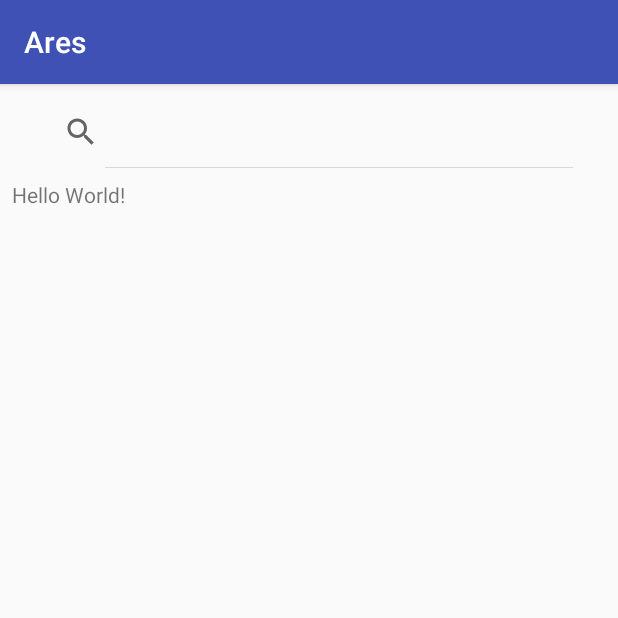
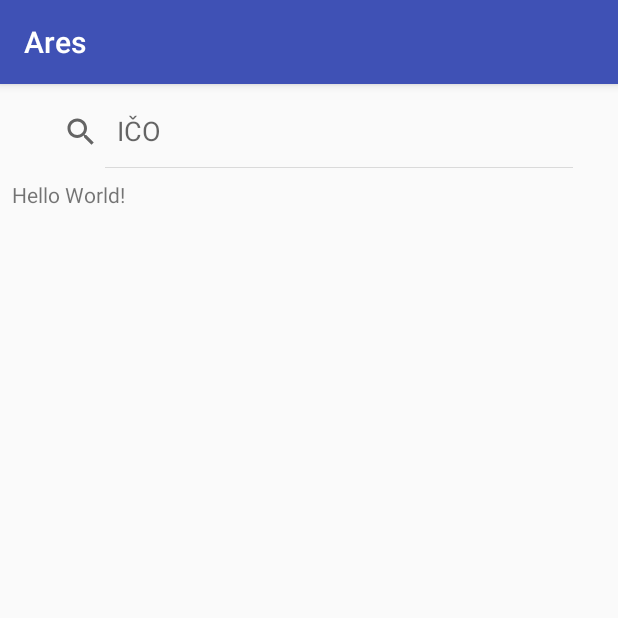
Before and after one commit to kotucz/ares-demo, an Android app: the screen it shows after launch (MainActivity), on a phone screen of 412 x 824 dp, the top half of it. Run offline under Robolectric (Android 15) with nearby library versions, the phone set to English and light mode, and no system bars; our stand-ins replace RxJava; libraries missing offline, so code that uses them is left out: com.jakewharton.rxbinding2, com.jakewharton.rxrelay2; 2 statements that could not run were skipped.

Commit message:
Search field hint

```diff
--- a/app/src/main/res/layout/activity_main.xml
+++ b/app/src/main/res/layout/activity_main.xml
@@ -7,7 +7,7 @@
         app:layout_constraintTop_toTopOf="parent" app:layout_constraintStart_toStartOf="parent"
         android:layout_marginLeft="8dp" android:layout_marginStart="8dp" app:layout_constraintEnd_toEndOf="parent"
         android:layout_marginEnd="8dp" android:layout_marginRight="8dp" android:iconifiedByDefault="false"
-        android:inputType="number" android:id="@+id/searchView" />
+        android:inputType="number" android:id="@+id/searchView" android:queryHint="@string/subject_query_hint" />
     <TextView android:layout_width="0dp" android:layout_height="wrap_content" android:text="Hello World!"
         app:layout_constraintRight_toRightOf="parent" app:layout_constraintStart_toStartOf="parent"
         android:layout_marginLeft="8dp" android:layout_marginStart="8dp" android:layout_marginTop="8dp"
--- a/app/src/main/res/values/strings.xml
+++ b/app/src/main/res/values/strings.xml
@@ -1,3 +1,4 @@
 <resources>
     <string name="app_name">Ares</string>
+    <string name="subject_query_hint">IČO</string>
 </resources>
```
